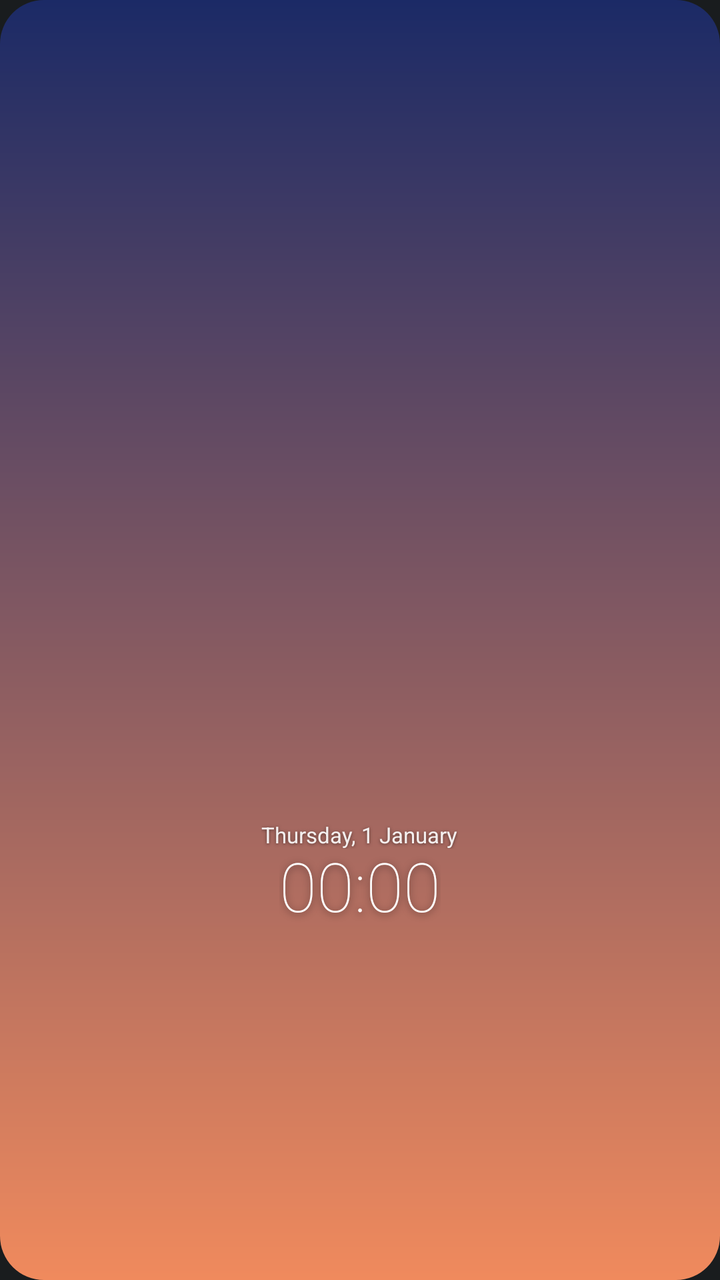
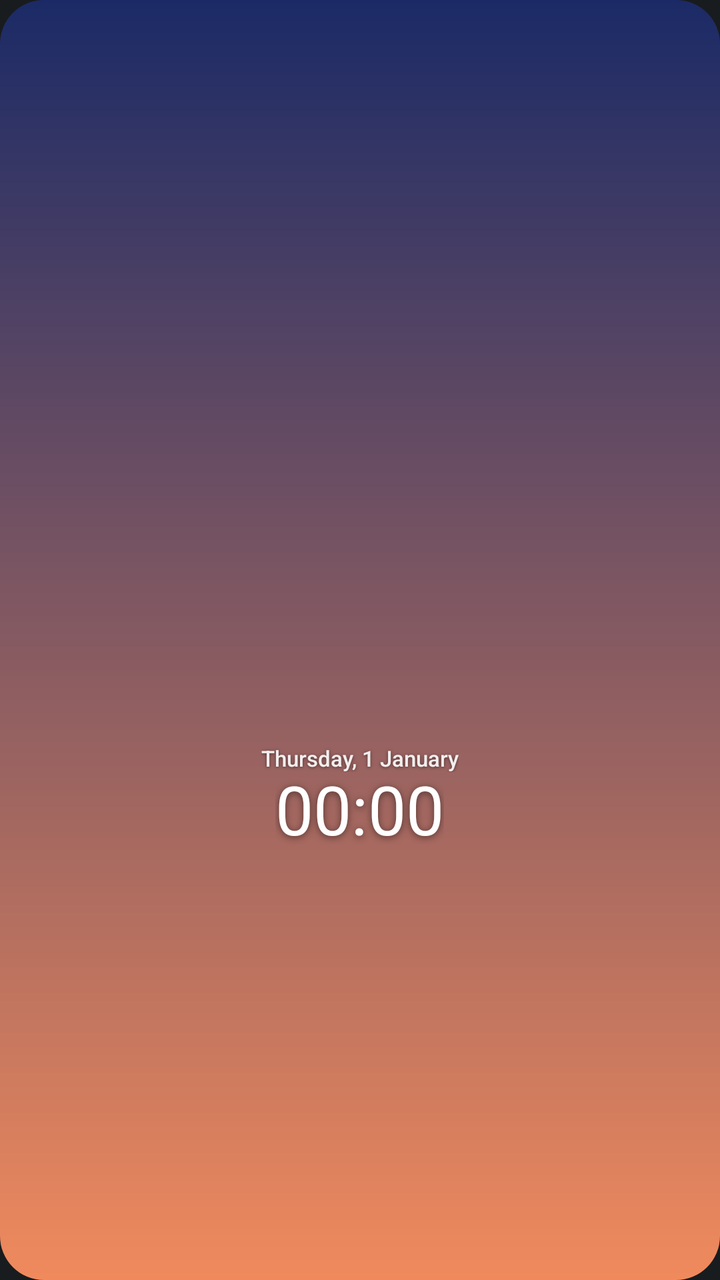

The first picture is an Android layout as it rendered before a commit; the second is the same layout after the commit. The layout source and the unified diff follow.
<!-- AndroidManifest.xml: application theme android:Theme.DeviceDefault.NoActionBar -->
<!-- res/layout/widget.xml -->
<?xml version="1.0" encoding="utf-8"?>
<FrameLayout xmlns:android="http://schemas.android.com/apk/res/android"
    android:layout_width="match_parent"
    android:layout_height="match_parent">

    <ImageView
        android:id="@+id/bg"
        android:layout_width="match_parent"
        android:layout_height="match_parent"
        android:scaleType="fitXY"
        android:src="@drawable/bg_initial" />

    <LinearLayout
        android:layout_width="match_parent"
        android:layout_height="match_parent"
        android:orientation="vertical"
        android:weightSum="100">

        <LinearLayout
            android:id="@+id/top_area"
            android:layout_width="match_parent"
            android:layout_height="0dp"
            android:layout_weight="76"
            android:gravity="center_horizontal|bottom"
            android:orientation="vertical"
            android:paddingBottom="22dp">

            <TextClock
                android:id="@+id/date"
                android:layout_width="wrap_content"
                android:layout_height="wrap_content"
                android:fontFamily="sans-serif"
                android:format12Hour="EEEE, d MMMM"
                android:format24Hour="EEEE, d MMMM"
                android:includeFontPadding="false"
                android:shadowColor="#80000000"
                android:shadowDx="0"
                android:shadowDy="1"
                android:shadowRadius="4"
                android:textColor="#E8FFFFFF"
                android:textSize="11dp" />

            <TextClock
                android:id="@+id/time"
                android:layout_width="wrap_content"
                android:layout_height="wrap_content"
                android:fontFamily="sans-serif-thin"
                android:format12Hour="HH:mm"
                android:format24Hour="HH:mm"
                android:includeFontPadding="false"
                android:shadowColor="#80000000"
                android:shadowDx="0"
                android:shadowDy="2"
                android:shadowRadius="8"
                android:textColor="#FFFFFFFF"
                android:textSize="34dp" />
        </LinearLayout>

        <FrameLayout
            android:id="@+id/news_hit"
            android:layout_width="match_parent"
            android:layout_height="0dp"
            android:layout_weight="24" />
    </LinearLayout>
</FrameLayout>
<!-- resources referenced by this layout -->
<resources>
  <!-- drawable bg_initial (drawable) -->
  <?xml version="1.0" encoding="utf-8"?>
  <shape xmlns:android="http://schemas.android.com/apk/res/android"
      android:shape="rectangle">
      <gradient
          android:angle="270"
          android:endColor="#F08A5D"
          android:startColor="#1B2A66" />
      <corners android:radius="22dp" />
  </shape>
</resources>

<!-- the commit's change to res/layout/widget.xml (unified diff, before → after) -->
@@ -20,7 +20,7 @@
             android:id="@+id/top_area"
             android:layout_width="match_parent"
             android:layout_height="0dp"
-            android:layout_weight="76"
+            android:layout_weight="70"
             android:gravity="center_horizontal|bottom"
             android:orientation="vertical"
             android:paddingBottom="22dp">
@@ -29,7 +29,7 @@
                 android:id="@+id/date"
                 android:layout_width="wrap_content"
                 android:layout_height="wrap_content"
-                android:fontFamily="sans-serif"
+                android:fontFamily="sans-serif-medium"
                 android:format12Hour="EEEE, d MMMM"
                 android:format24Hour="EEEE, d MMMM"
                 android:includeFontPadding="false"
@@ -44,7 +44,7 @@
                 android:id="@+id/time"
                 android:layout_width="wrap_content"
                 android:layout_height="wrap_content"
-                android:fontFamily="sans-serif-thin"
+                android:fontFamily="sans-serif"
                 android:format12Hour="HH:mm"
                 android:format24Hour="HH:mm"
                 android:includeFontPadding="false"
@@ -60,6 +60,6 @@
             android:id="@+id/news_hit"
             android:layout_width="match_parent"
             android:layout_height="0dp"
-            android:layout_weight="24" />
+            android:layout_weight="30" />
     </LinearLayout>
 </FrameLayout>
